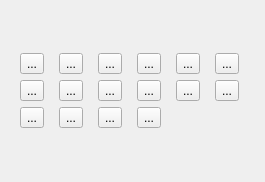
Above: flo2d/ui/grid_tools_widget.ui from FLO-2DSoftware/qgis-flo-2d-plugin before the change. Below: the same form after it.
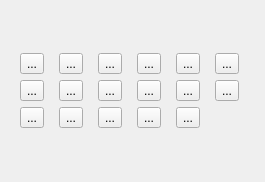
That is the form after the change. Icons and pictures are not drawn.

Commit message: Added the button back.

What changed in the file:
```diff
--- a/flo2d/ui/grid_tools_widget.ui
+++ b/flo2d/ui/grid_tools_widget.ui
@@ -16,8 +16,8 @@
   <layout class="QGridLayout" name="gridLayout">
    <item row="2" column="3" colspan="3">
     <layout class="QGridLayout" name="gridLayout_3">
-     <item row="0" column="1">
-      <widget class="QToolButton" name="raster_elevation_btn">
+     <item row="2" column="1">
+      <widget class="QToolButton" name="noexchange_btn">
        <property name="toolTip">
         <string>Sampling grid elevation from raster layer</string>
        </property>
@@ -26,7 +26,67 @@
        </property>
        <property name="icon">
         <iconset>
-         <normaloff>../img/sample_elev.svg</normaloff>../img/sample_elev.svg</iconset>
+         <normaloff>../img/sample_noexchange.svg</normaloff>../img/sample_noexchange.svg</iconset>
+       </property>
+       <property name="iconSize">
+        <size>
+         <width>25</width>
+         <height>25</height>
+        </size>
+       </property>
+      </widget>
+     </item>
+     <item row="1" column="1">
+      <widget class="QToolButton" name="raster_roughness_btn">
+       <property name="toolTip">
+        <string>Sampling grid roughness from raster</string>
+       </property>
+       <property name="text">
+        <string>...</string>
+       </property>
+       <property name="icon">
+        <iconset>
+         <normaloff>../img/sample_raster_roughness.svg</normaloff>../img/sample_raster_roughness.svg</iconset>
+       </property>
+       <property name="iconSize">
+        <size>
+         <width>25</width>
+         <height>25</height>
+        </size>
+       </property>
+      </widget>
+     </item>
+     <item row="1" column="0">
+      <widget class="QToolButton" name="roughness_btn">
+       <property name="toolTip">
+        <string>Sampling roughness</string>
+       </property>
+       <property name="text">
+        <string>...</string>
+       </property>
+       <property name="icon">
+        <iconset>
+         <normaloff>../img/sample_manning.svg</normaloff>../img/sample_manning.svg</iconset>
+       </property>
+       <property name="iconSize">
+        <size>
+         <width>25</width>
+         <height>25</height>
+        </size>
+       </property>
+      </widget>
+     </item>
+     <item row="1" column="2">
+      <widget class="QToolButton" name="arfwrf_btn">
+       <property name="toolTip">
+        <string>Calculate reduction factors (ARF and WRF)</string>
+       </property>
+       <property name="text">
+        <string>...</string>
+       </property>
+       <property name="icon">
+        <iconset>
+         <normaloff>../img/eval_arfwrf.svg</normaloff>../img/eval_arfwrf.svg</iconset>
        </property>
        <property name="iconSize">
         <size>
@@ -76,8 +136,8 @@
        </property>
       </widget>
      </item>
-     <item row="0" column="3">
-      <widget class="QToolButton" name="xyz_elevation_btn">
+     <item row="2" column="2">
+      <widget class="QToolButton" name="other_variable_btn">
        <property name="toolTip">
         <string>Sample elevation from point or LiDAR </string>
        </property>
@@ -96,107 +156,7 @@
        </property>
       </widget>
      </item>
-     <item row="0" column="4">
-      <widget class="QToolButton" name="polygon_elevation_btn">
-       <property name="toolTip">
-        <string>Correct grid elevation</string>
-       </property>
-       <property name="text">
-        <string>...</string>
-       </property>
-       <property name="icon">
-        <iconset>
-         <normaloff>../img/sample_elev_polygon.svg</normaloff>../img/sample_elev_polygon.svg</iconset>
-       </property>
-       <property name="iconSize">
-        <size>
-         <width>25</width>
-         <height>25</height>
-        </size>
-       </property>
-      </widget>
-     </item>
-     <item row="0" column="5">
-      <widget class="QToolButton" name="roughness_btn">
-       <property name="toolTip">
-        <string>Sampling roughness</string>
-       </property>
-       <property name="text">
-        <string>...</string>
-       </property>
-       <property name="icon">
-        <iconset>
-         <normaloff>../img/sample_manning.svg</normaloff>../img/sample_manning.svg</iconset>
-       </property>
-       <property name="iconSize">
-        <size>
-         <width>25</width>
-         <height>25</height>
-        </size>
-       </property>
-      </widget>
-     </item>
-     <item row="1" column="0">
-      <widget class="QToolButton" name="raster_roughness_btn">
-       <property name="toolTip">
-        <string>Sampling grid roughness from raster</string>
-       </property>
-       <property name="text">
-        <string>...</string>
-       </property>
-       <property name="icon">
-        <iconset>
-         <normaloff>../img/sample_raster_roughness.svg</normaloff>../img/sample_raster_roughness.svg</iconset>
-       </property>
-       <property name="iconSize">
-        <size>
-         <width>25</width>
-         <height>25</height>
-        </size>
-       </property>
-      </widget>
-     </item>
-     <item row="1" column="1">
-      <widget class="QToolButton" name="arfwrf_btn">
-       <property name="toolTip">
-        <string>Calculate reduction factors (ARF and WRF)</string>
-       </property>
-       <property name="text">
-        <string>...</string>
-       </property>
-       <property name="icon">
-        <iconset>
-         <normaloff>../img/eval_arfwrf.svg</normaloff>../img/eval_arfwrf.svg</iconset>
-       </property>
-       <property name="iconSize">
-        <size>
-         <width>25</width>
-         <height>25</height>
-        </size>
-       </property>
-      </widget>
-     </item>
-     <item row="1" column="2">
-      <widget class="QToolButton" name="tolerance_btn">
-       <property name="toolTip">
-        <string>Sampling spatial tolerance values</string>
-       </property>
-       <property name="text">
-        <string>...</string>
-       </property>
-       <property name="icon">
-        <iconset>
-         <normaloff>../img/sample_tolerance.svg</normaloff>../img/sample_tolerance.svg</iconset>
-       </property>
-       <property name="iconSize">
-        <size>
-         <width>25</width>
-         <height>25</height>
-        </size>
-       </property>
-      </widget>
-     </item>
-     <item row="1" column="3">
+     <item row="1" column="4">
       <widget class="QToolButton" name="froude_btn">
        <property name="toolTip">
         <string>Sampling limiting Froude numbers</string>
@@ -216,7 +176,7 @@
        </property>
       </widget>
      </item>
-     <item row="1" column="4">
+     <item row="1" column="5">
       <widget class="QToolButton" name="shallow_n_btn">
        <property name="acceptDrops">
         <bool>true</bool>
@@ -239,70 +199,7 @@
        </property>
       </widget>
      </item>
-     <item row="1" column="5">
-      <widget class="QToolButton" name="gutter_btn">
-       <property name="acceptDrops">
-        <bool>true</bool>
-       </property>
-       <property name="toolTip">
-        <string>Sampling gutters</string>
-       </property>
-       <property name="text">
-        <string>...</string>
-       </property>
-       <property name="icon">
-        <iconset>
-         <normaloff>../img/sample_gutter.svg</normaloff>../img/sample_gutter.svg</iconset>
-       </property>
-       <property name="iconSize">
-        <size>
-         <width>25</width>
-         <height>25</height>
-        </size>
-       </property>
-      </widget>
-     </item>
-     <item row="2" column="0">
-      <widget class="QToolButton" name="noexchange_btn">
-       <property name="toolTip">
-        <string>Sample no-exchange channel cells</string>
-       </property>
-       <property name="text">
-        <string>...</string>
-       </property>
-       <property name="icon">
-        <iconset>
-         <normaloff>../img/sample_noexchange.svg</normaloff>../img/sample_noexchange.svg</iconset>
-       </property>
-       <property name="iconSize">
-        <size>
-         <width>25</width>
-         <height>25</height>
-        </size>
-       </property>
-      </widget>
-     </item>
-     <item row="2" column="1">
-      <widget class="QToolButton" name="other_variable_btn">
-       <property name="toolTip">
-        <string>Assign water elevations/flow depths to grid from points layer</string>
-       </property>
-       <property name="text">
-        <string>...</string>
-       </property>
-       <property name="icon">
-        <iconset>
-         <normaloff>../img/sample_grid_variable.svg</normaloff>../img/sample_grid_variable.svg</iconset>
-       </property>
-       <property name="iconSize">
-        <size>
-         <width>25</width>
-         <height>25</height>
-        </size>
-       </property>
-      </widget>
-     </item>
-     <item row="2" column="2">
+     <item row="2" column="3">
       <widget class="QToolButton" name="tailings_btn">
        <property name="toolTip">
         <string>Sampling tailings</string>
@@ -322,7 +219,90 @@
        </property>
       </widget>
      </item>
-     <item row="2" column="3">
+     <item row="2" column="0">
+      <widget class="QToolButton" name="gutter_btn">
+       <property name="acceptDrops">
+        <bool>true</bool>
+       </property>
+       <property name="toolTip">
+        <string>Sampling gutters</string>
+       </property>
+       <property name="text">
+        <string>...</string>
+       </property>
+       <property name="icon">
+        <iconset>
+         <normaloff>../img/sample_gutter.svg</normaloff>../img/sample_gutter.svg</iconset>
+       </property>
+       <property name="iconSize">
+        <size>
+         <width>25</width>
+         <height>25</height>
+        </size>
+       </property>
+      </widget>
+     </item>
+     <item row="1" column="3">
+      <widget class="QToolButton" name="tolerance_btn">
+       <property name="toolTip">
+        <string>Sampling spatial tolerance values</string>
+       </property>
+       <property name="text">
+        <string>...</string>
+       </property>
+       <property name="icon">
+        <iconset>
+         <normaloff>../img/sample_tolerance.svg</normaloff>../img/sample_tolerance.svg</iconset>
+       </property>
+       <property name="iconSize">
+        <size>
+         <width>25</width>
+         <height>25</height>
+        </size>
+       </property>
+      </widget>
+     </item>
+     <item row="0" column="5">
+      <widget class="QToolButton" name="polygon_elevation_btn">
+       <property name="toolTip">
+        <string>Correct grid elevation</string>
+       </property>
+       <property name="text">
+        <string>...</string>
+       </property>
+       <property name="icon">
+        <iconset>
+         <normaloff>../img/sample_elev_polygon.svg</normaloff>../img/sample_elev_polygon.svg</iconset>
+       </property>
+       <property name="iconSize">
+        <size>
+         <width>25</width>
+         <height>25</height>
+        </size>
+       </property>
+      </widget>
+     </item>
+     <item row="0" column="1">
+      <widget class="QToolButton" name="raster_elevation_btn">
+       <property name="toolTip">
+        <string>Sampling grid elevation from raster layer</string>
+       </property>
+       <property name="text">
+        <string>...</string>
+       </property>
+       <property name="icon">
+        <iconset>
+         <normaloff>../img/sample_elev.svg</normaloff>../img/sample_elev.svg</iconset>
+       </property>
+       <property name="iconSize">
+        <size>
+         <width>25</width>
+         <height>25</height>
+        </size>
+       </property>
+      </widget>
+     </item>
+     <item row="2" column="4">
       <widget class="QToolButton" name="help_btn">
        <property name="sizePolicy">
         <sizepolicy hsizetype="Fixed" vsizetype="Fixed">
@@ -351,6 +331,43 @@
        </property>
       </widget>
      </item>
+     <item row="0" column="4">
+      <widget class="QToolButton" name="xyz_elevation_btn">
+       <property name="toolTip">
+        <string>Sample elevation from point or LiDAR </string>
+       </property>
+       <property name="text">
+        <string>...</string>
+       </property>
+       <property name="icon">
+        <iconset>
+         <normaloff>../img/sample_elev_xyz.svg</normaloff>../img/sample_elev_xyz.svg</iconset>
+       </property>
+       <property name="iconSize">
+        <size>
+         <width>25</width>
+         <height>25</height>
+        </size>
+       </property>
+      </widget>
+     </item>
+     <item row="0" column="3">
+      <widget class="QToolButton" name="rc_elevation_btn">
+       <property name="text">
+        <string>...</string>
+       </property>
+       <property name="icon">
+        <iconset>
+         <normaloff>../img/sample_rc_elev.svg</normaloff>../img/sample_rc_elev.svg</iconset>
+       </property>
+       <property name="iconSize">
+        <size>
+         <width>25</width>
+         <height>25</height>
+        </size>
+       </property>
+      </widget>
+     </item>
     </layout>
    </item>
   </layout>
```
Left out of the diff: 6 changed lines with no effect on the pictures. The commit also changes 1 other file.
